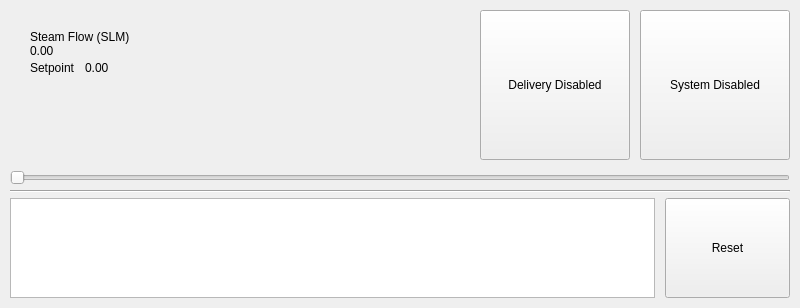
tamdak-dan/rch-steamer, file ui/resources/RunPage_widget.ui: the form before one commit.
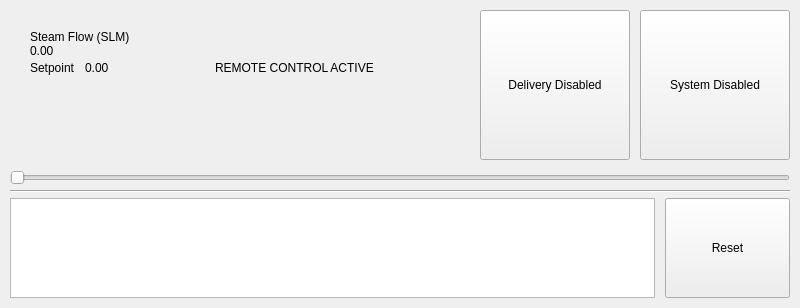
The form after the commit.

Commit message: updates to add toggle on system screen to enable/diable remote Ethernet/IP control

What changed in the file:
```diff
--- a/ui/resources/RunPage_widget.ui
+++ b/ui/resources/RunPage_widget.ui
@@ -163,6 +163,32 @@
                  </property>
                 </spacer>
                </item>
+               <item>
+                <widget class="QLabel" name="lbl_RemoteBanner">
+                 <property name="visible">
+                  <bool>false</bool>
+                 </property>
+                 <property name="text">
+                  <string>REMOTE CONTROL ACTIVE</string>
+                 </property>
+                 <property name="toolTip">
+                  <string>Switch to Local on the System page to use these controls.</string>
+                 </property>
+                </widget>
+               </item>
+               <item>
+                <spacer name="horizontalSpacer_banner">
+                 <property name="orientation">
+                  <enum>Qt::Orientation::Horizontal</enum>
+                 </property>
+                 <property name="sizeHint" stdset="0">
+                  <size>
+                   <width>40</width>
+                   <height>20</height>
+                  </size>
+                 </property>
+                </spacer>
+               </item>
               </layout>
              </item>
              <item>
```
The commit also changes 10 other files.
